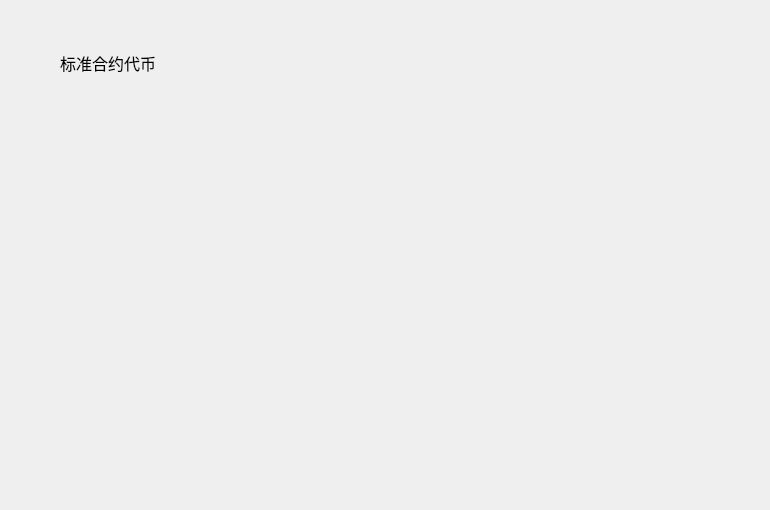
This is LNKWallet/dapp/ContractTokenPage.ui in HcashOrg/hx-indicator as Qt 5 draws it before an edit. The edited form follows.
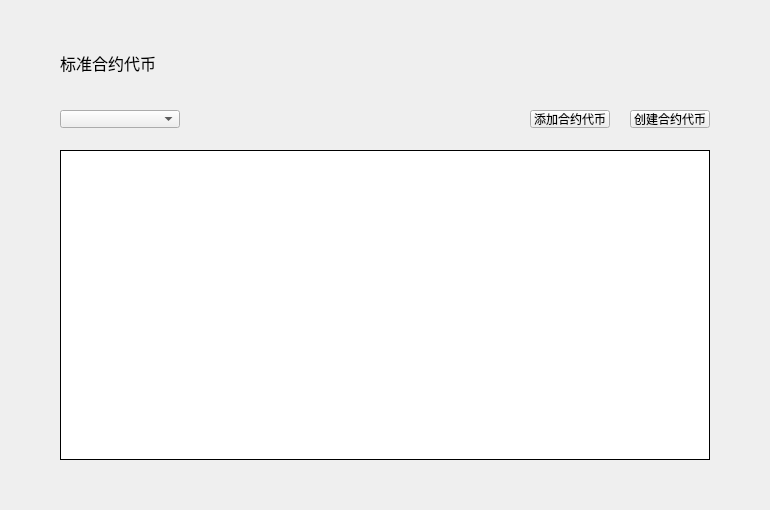
This is the edited form.

Patch:
```diff
--- a/LNKWallet/dapp/ContractTokenPage.ui
+++ b/LNKWallet/dapp/ContractTokenPage.ui
@@ -38,6 +38,195 @@
     <string>标准合约代币</string>
    </property>
   </widget>
+  <widget class="QToolButton" name="createTokenBtn">
+   <property name="geometry">
+    <rect>
+     <x>630</x>
+     <y>110</y>
+     <width>80</width>
+     <height>18</height>
+    </rect>
+   </property>
+   <property name="font">
+    <font>
+     <family>微软雅黑</family>
+     <weight>50</weight>
+     <italic>false</italic>
+     <bold>false</bold>
+    </font>
+   </property>
+   <property name="cursor">
+    <cursorShape>PointingHandCursor</cursorShape>
+   </property>
+   <property name="focusPolicy">
+    <enum>Qt::NoFocus</enum>
+   </property>
+   <property name="styleSheet">
+    <string notr="true"/>
+   </property>
+   <property name="text">
+    <string>创建合约代币</string>
+   </property>
+  </widget>
+  <widget class="QTableWidget" name="tokenTableWidget">
+   <property name="geometry">
+    <rect>
+     <x>60</x>
+     <y>150</y>
+     <width>650</width>
+     <height>310</height>
+    </rect>
+   </property>
+   <property name="cursor" stdset="0">
+    <cursorShape>PointingHandCursor</cursorShape>
+   </property>
+   <property name="layoutDirection">
+    <enum>Qt::LeftToRight</enum>
+   </property>
+   <property name="styleSheet">
+    <string notr="true"/>
+   </property>
+   <property name="frameShape">
+    <enum>QFrame::Box</enum>
+   </property>
+   <property name="frameShadow">
+    <enum>QFrame::Plain</enum>
+   </property>
+   <property name="verticalScrollBarPolicy">
+    <enum>Qt::ScrollBarAsNeeded</enum>
+   </property>
+   <property name="horizontalScrollBarPolicy">
+    <enum>Qt::ScrollBarAlwaysOff</enum>
+   </property>
+   <property name="autoScroll">
+    <bool>true</bool>
+   </property>
+   <property name="editTriggers">
+    <set>QAbstractItemView::NoEditTriggers</set>
+   </property>
+   <property name="selectionMode">
+    <enum>QAbstractItemView::NoSelection</enum>
+   </property>
+   <property name="iconSize">
+    <size>
+     <width>19</width>
+     <height>12</height>
+    </size>
+   </property>
+   <property name="showGrid">
+    <bool>true</bool>
+   </property>
+   <property name="gridStyle">
+    <enum>Qt::SolidLine</enum>
+   </property>
+   <attribute name="horizontalHeaderVisible">
+    <bool>false</bool>
+   </attribute>
+   <attribute name="horizontalHeaderCascadingSectionResizes">
+    <bool>false</bool>
+   </attribute>
+   <attribute name="horizontalHeaderHighlightSections">
+    <bool>false</bool>
+   </attribute>
+   <attribute name="verticalHeaderVisible">
+    <bool>false</bool>
+   </attribute>
+   <attribute name="verticalHeaderHighlightSections">
+    <bool>false</bool>
+   </attribute>
+   <column>
+    <property name="text">
+     <string>代币</string>
+    </property>
+    <property name="font">
+     <font>
+      <family>微软雅黑</family>
+     </font>
+    </property>
+    <property name="textAlignment">
+     <set>AlignCenter</set>
+    </property>
+   </column>
+   <column>
+    <property name="text">
+     <string>合约地址</string>
+    </property>
+    <property name="font">
+     <font>
+      <family>微软雅黑</family>
+     </font>
+    </property>
+    <property name="textAlignment">
+     <set>AlignCenter</set>
+    </property>
+   </column>
+   <column>
+    <property name="text">
+     <string>余额</string>
+    </property>
+    <property name="textAlignment">
+     <set>AlignCenter</set>
+    </property>
+   </column>
+   <column>
+    <property name="text">
+     <string/>
+    </property>
+   </column>
+  </widget>
+  <widget class="QComboBox" name="accountComboBox">
+   <property name="geometry">
+    <rect>
+     <x>60</x>
+     <y>110</y>
+     <width>120</width>
+     <height>18</height>
+    </rect>
+   </property>
+   <property name="font">
+    <font>
+     <family>微软雅黑</family>
+     <weight>50</weight>
+     <bold>false</bold>
+    </font>
+   </property>
+   <property name="focusPolicy">
+    <enum>Qt::NoFocus</enum>
+   </property>
+   <property name="styleSheet">
+    <string notr="true"/>
+   </property>
+  </widget>
+  <widget class="QToolButton" name="addTokenBtn">
+   <property name="geometry">
+    <rect>
+     <x>530</x>
+     <y>110</y>
+     <width>80</width>
+     <height>18</height>
+    </rect>
+   </property>
+   <property name="font">
+    <font>
+     <family>微软雅黑</family>
+     <weight>50</weight>
+     <italic>false</italic>
+     <bold>false</bold>
+    </font>
+   </property>
+   <property name="cursor">
+    <cursorShape>PointingHandCursor</cursorShape>
+   </property>
+   <property name="focusPolicy">
+    <enum>Qt::NoFocus</enum>
+   </property>
+   <property name="styleSheet">
+    <string notr="true"/>
+   </property>
+   <property name="text">
+    <string>添加合约代币</string>
+   </property>
+  </widget>
  </widget>
  <resources/>
  <connections/>
```
